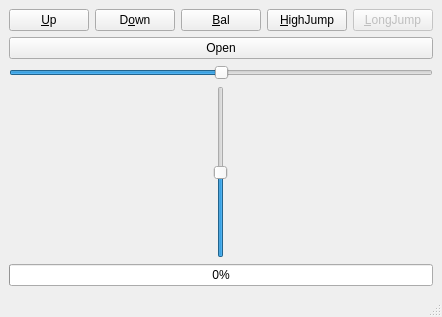
First picture: the form in qsumo/widget.ui, repository iloreen/libsumo, before the edit.
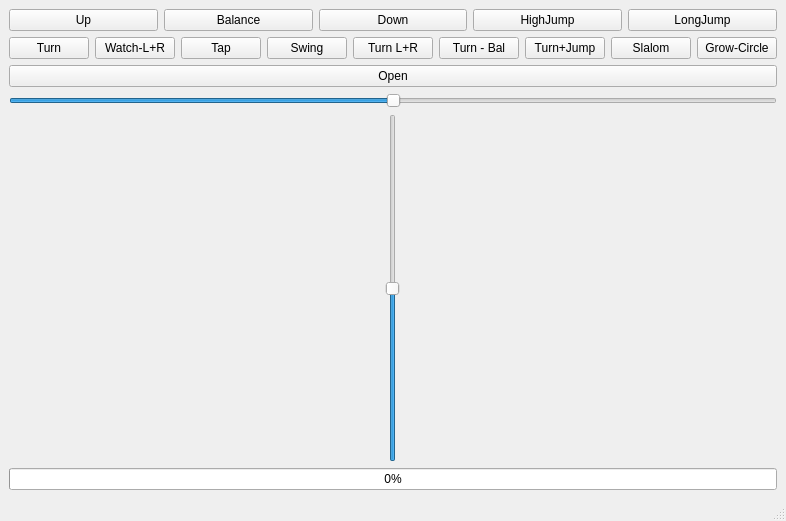
Second picture: the form after the edit.

What changed in the file:
```diff
--- a/qsumo/widget.ui
+++ b/qsumo/widget.ui
@@ -6,8 +6,8 @@
    <rect>
     <x>0</x>
     <y>0</y>
-    <width>372</width>
-    <height>317</height>
+    <width>714</width>
+    <height>521</height>
    </rect>
   </property>
   <property name="windowTitle">
@@ -23,41 +23,135 @@
          <enum>Qt::NoFocus</enum>
         </property>
         <property name="text">
-         <string>&amp;Up</string>
-        </property>
-       </widget>
-      </item>
-      <item>
-       <widget class="QPushButton" name="_flipDown">
-        <property name="focusPolicy">
-         <enum>Qt::NoFocus</enum>
-        </property>
-        <property name="text">
-         <string>D&amp;own</string>
+         <string>Up</string>
         </property>
        </widget>
       </item>
       <item>
        <widget class="QPushButton" name="_balance">
         <property name="text">
-         <string>&amp;Bal</string>
+         <string>Balance</string>
+        </property>
+       </widget>
+      </item>
+      <item>
+       <widget class="QPushButton" name="_flipDown">
+        <property name="focusPolicy">
+         <enum>Qt::NoFocus</enum>
+        </property>
+        <property name="text">
+         <string>Down</string>
         </property>
        </widget>
       </item>
       <item>
        <widget class="QPushButton" name="_hijump">
         <property name="text">
-         <string>&amp;HighJump</string>
+         <string>HighJump</string>
         </property>
        </widget>
       </item>
       <item>
        <widget class="QPushButton" name="_longjump">
         <property name="enabled">
-         <bool>false</bool>
+         <bool>true</bool>
         </property>
         <property name="text">
-         <string>&amp;LongJump</string>
+         <string>LongJump</string>
+        </property>
+       </widget>
+      </item>
+     </layout>
+    </item>
+    <item>
+     <layout class="QHBoxLayout" name="horizontalLayout_3">
+      <item>
+       <widget class="QPushButton" name="_turn">
+        <property name="focusPolicy">
+         <enum>Qt::NoFocus</enum>
+        </property>
+        <property name="text">
+         <string>Turn</string>
+        </property>
+       </widget>
+      </item>
+      <item>
+       <widget class="QPushButton" name="_watchLeftRight">
+        <property name="focusPolicy">
+         <enum>Qt::NoFocus</enum>
+        </property>
+        <property name="text">
+         <string>Watch-L+R</string>
+        </property>
+       </widget>
+      </item>
+      <item>
+       <widget class="QPushButton" name="_tap">
+        <property name="focusPolicy">
+         <enum>Qt::NoFocus</enum>
+        </property>
+        <property name="text">
+         <string>Tap</string>
+        </property>
+       </widget>
+      </item>
+      <item>
+       <widget class="QPushButton" name="_swing">
+        <property name="focusPolicy">
+         <enum>Qt::NoFocus</enum>
+        </property>
+        <property name="text">
+         <string>Swing</string>
+        </property>
+       </widget>
+      </item>
+      <item>
+       <widget class="QPushButton" name="_turnLeftRight">
+        <property name="focusPolicy">
+         <enum>Qt::NoFocus</enum>
+        </property>
+        <property name="text">
+         <string>Turn L+R</string>
+        </property>
+       </widget>
+      </item>
+      <item>
+       <widget class="QPushButton" name="_turnToBalance">
+        <property name="focusPolicy">
+         <enum>Qt::NoFocus</enum>
+        </property>
+        <property name="text">
+         <string>Turn - Bal</string>
+        </property>
+       </widget>
+      </item>
+      <item>
+       <widget class="QPushButton" name="_turnAndJump">
+        <property name="focusPolicy">
+         <enum>Qt::NoFocus</enum>
+        </property>
+        <property name="text">
+         <string>Turn+Jump</string>
+        </property>
+       </widget>
+      </item>
+      <item>
+       <widget class="QPushButton" name="_slalom">
+        <property name="focusPolicy">
+         <enum>Qt::NoFocus</enum>
+        </property>
+        <property name="text">
+         <string>Slalom</string>
+        </property>
+       </widget>
+      </item>
+      <item>
+       <widget class="QPushButton" name="_growingCircles">
+        <property name="focusPolicy">
+         <enum>Qt::NoFocus</enum>
+        </property>
+        <property name="text">
+         <string>Grow-Circle</string>
         </property>
        </widget>
       </item>
```
Left out of the diff: 21 changed lines with no effect on the pictures.
